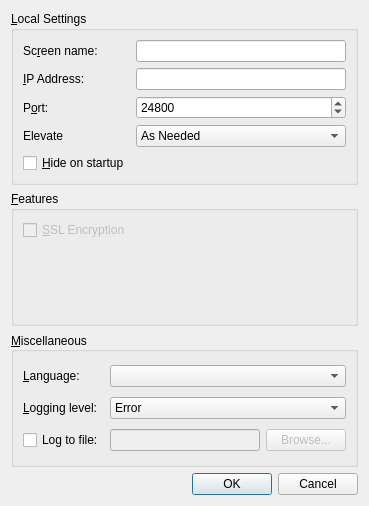
Before: the Qt Designer form src/gui/src/SettingsDialogBase.ui in unalkalkan/synergy, drawn with Qt 5.
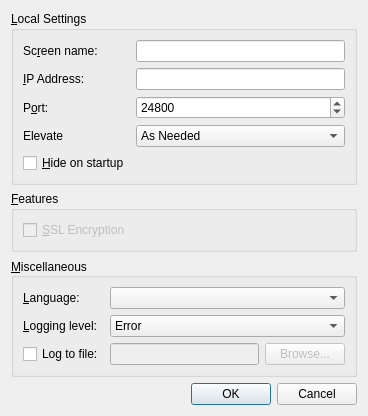
After: the same form once the commit is applied.

Commit message: Fix settings dialog size

```diff
--- a/src/gui/src/SettingsDialogBase.ui
+++ b/src/gui/src/SettingsDialogBase.ui
@@ -6,13 +6,25 @@
    <rect>
     <x>0</x>
     <y>0</y>
-    <width>369</width>
-    <height>506</height>
+    <width>368</width>
+    <height>380</height>
    </rect>
   </property>
+  <property name="sizePolicy">
+   <sizepolicy hsizetype="Preferred" vsizetype="Preferred">
+    <horstretch>0</horstretch>
+    <verstretch>0</verstretch>
+   </sizepolicy>
+  </property>
+  <property name="focusPolicy">
+   <enum>Qt::TabFocus</enum>
+  </property>
   <property name="windowTitle">
    <string>Settings</string>
   </property>
+  <property name="modal">
+   <bool>false</bool>
+  </property>
   <layout class="QVBoxLayout" name="verticalLayout">
    <item>
     <widget class="QGroupBox" name="m_pGroupAdvanced">
@@ -20,7 +32,7 @@
       <string>&amp;Local Settings</string>
      </property>
      <layout class="QGridLayout" name="gridLayout_3">
-      <item row="1" column="0">
+      <item row="0" column="0">
        <widget class="QLabel" name="m_pLabel_19">
         <property name="minimumSize">
          <size>
@@ -36,14 +48,14 @@
         </property>
        </widget>
       </item>
-      <item row="1" column="1">
+      <item row="0" column="1">
        <widget class="QLineEdit" name="m_pLineEditScreenName">
         <property name="enabled">
          <bool>true</bool>
         </property>
        </widget>
       </item>
-      <item row="3" column="0">
+      <item row="2" column="0">
        <widget class="QLabel" name="m_pLabel_20">
         <property name="text">
          <string>P&amp;ort:</string>
@@ -53,7 +65,7 @@
         </property>
        </widget>
       </item>
-      <item row="3" column="1">
+      <item row="2" column="1">
        <widget class="QSpinBox" name="m_pSpinBoxPort">
         <property name="enabled">
          <bool>true</bool>
@@ -72,14 +84,14 @@
         </property>
        </widget>
       </item>
-      <item row="6" column="0">
+      <item row="4" column="0">
        <widget class="QCheckBox" name="m_pCheckBoxAutoHide">
         <property name="text">
          <string>&amp;Hide on startup</string>
         </property>
        </widget>
       </item>
-      <item row="5" column="1">
+      <item row="3" column="1">
        <widget class="QComboBox" name="m_pComboElevate">
         <property name="toolTip">
          <string>Specify when the Synergy service should run at an elevated privilege level</string>
@@ -104,14 +116,14 @@
         </item>
        </widget>
       </item>
-      <item row="5" column="0">
+      <item row="3" column="0">
        <widget class="QLabel" name="m_pLabelElevate">
         <property name="text">
          <string>Elevate</string>
         </property>
        </widget>
       </item>
-      <item row="2" column="0">
+      <item row="1" column="0">
        <widget class="QLabel" name="m_pLabel_21">
         <property name="text">
          <string>&amp;IP Address:</string>
@@ -121,7 +133,7 @@
         </property>
        </widget>
       </item>
-      <item row="2" column="1">
+      <item row="1" column="1">
        <widget class="QLineEdit" name="m_pLineEditInterface">
         <property name="enabled">
          <bool>true</bool>
```
